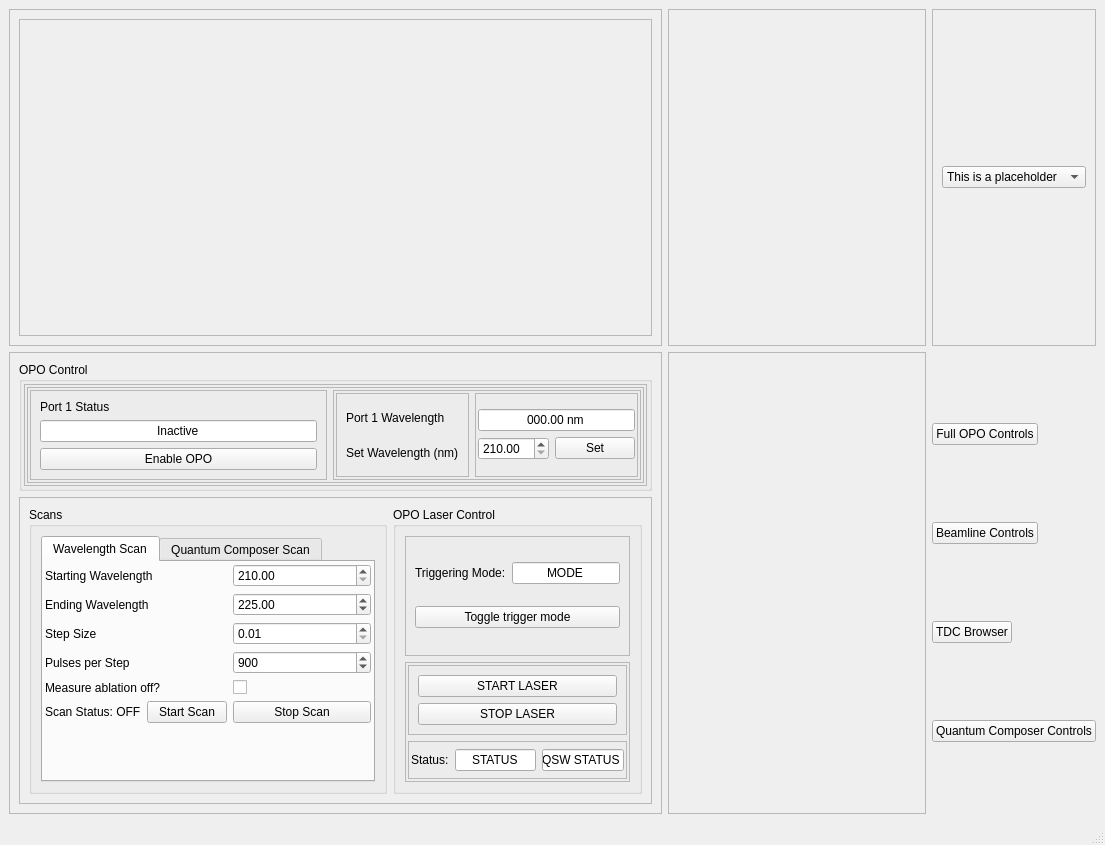
This is BigGUI.ui in gmondee/BigGUI as Qt 5 draws it before an edit. The edited form follows.
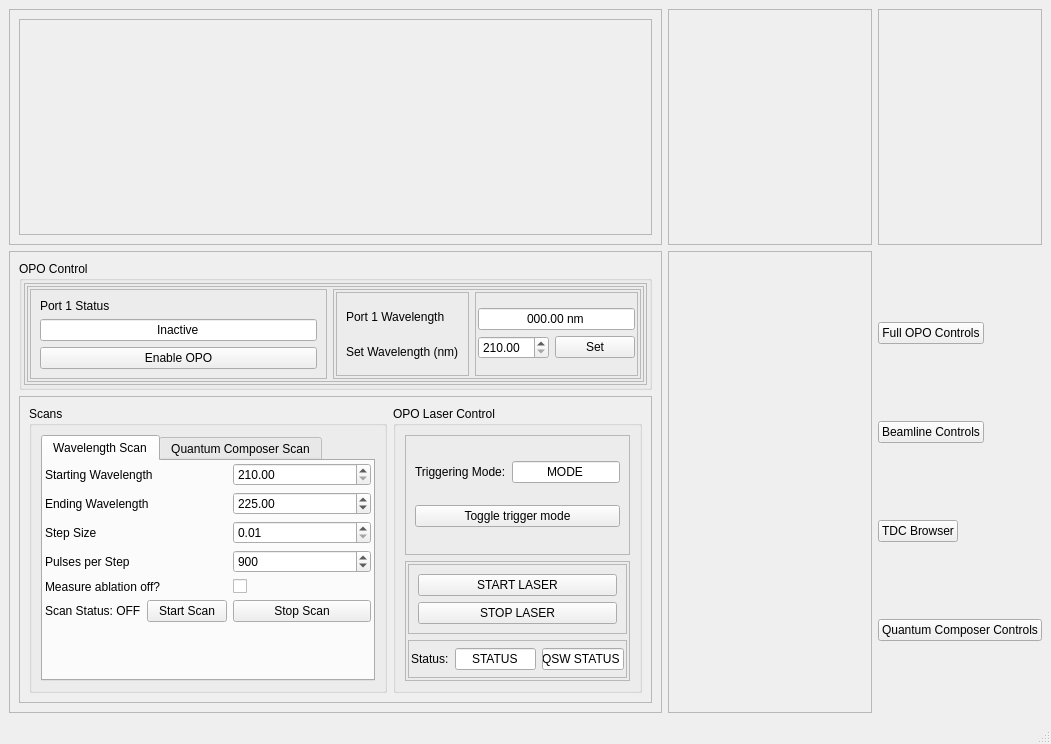
This is the edited form. Icons and pictures are not drawn.

```diff
--- a/BigGUI.ui
+++ b/BigGUI.ui
@@ -6,8 +6,8 @@
    <rect>
     <x>0</x>
     <y>0</y>
-    <width>1105</width>
-    <height>845</height>
+    <width>1051</width>
+    <height>744</height>
    </rect>
   </property>
   <property name="windowTitle">
@@ -970,17 +970,7 @@
         <property name="frameShadow">
          <enum>QFrame::Shadow::Raised</enum>
         </property>
-        <layout class="QVBoxLayout" name="verticalLayout_18">
-         <item>
-          <widget class="QComboBox" name="comboBox">
-           <item>
-            <property name="text">
-             <string>This is a placeholder</string>
-            </property>
-           </item>
-          </widget>
-         </item>
-        </layout>
+        <layout class="QVBoxLayout" name="verticalLayout_18"/>
        </widget>
       </item>
       <item row="5" column="0">
```
Left out of the diff: 4 changed lines with no effect on the pictures.
